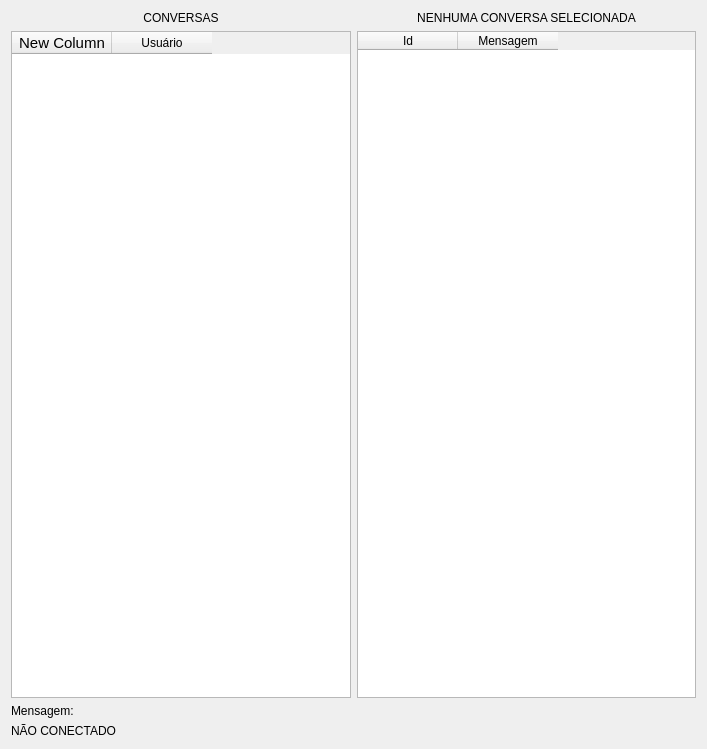
First picture: the form in whatsprog.ui, repository brunovalniery/WhatsProg, before the edit.
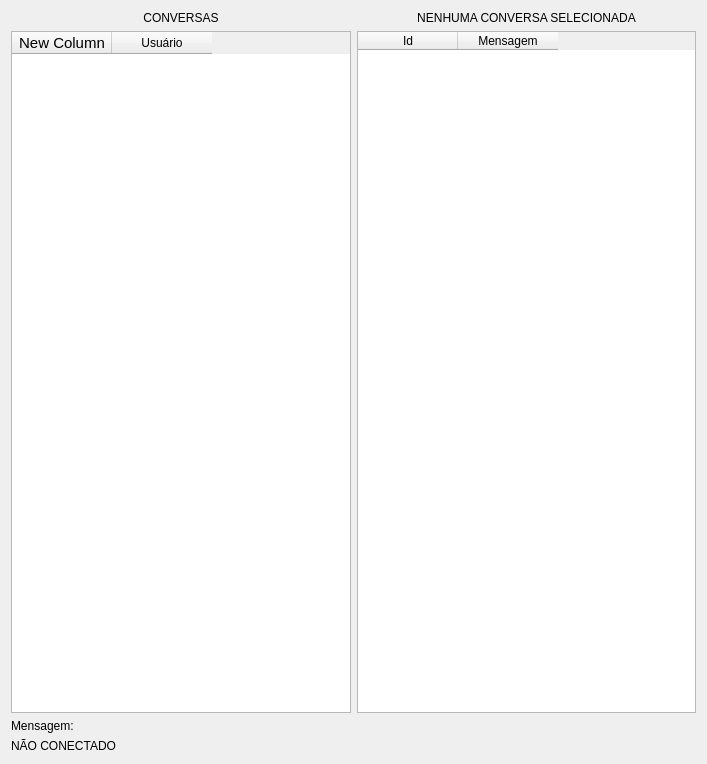
Second picture: the form after the edit.

Patch:
```diff
--- a/whatsprog.ui
+++ b/whatsprog.ui
@@ -7,7 +7,7 @@
     <x>0</x>
     <y>0</y>
     <width>707</width>
-    <height>749</height>
+    <height>764</height>
    </rect>
   </property>
   <property name="windowTitle">
```
